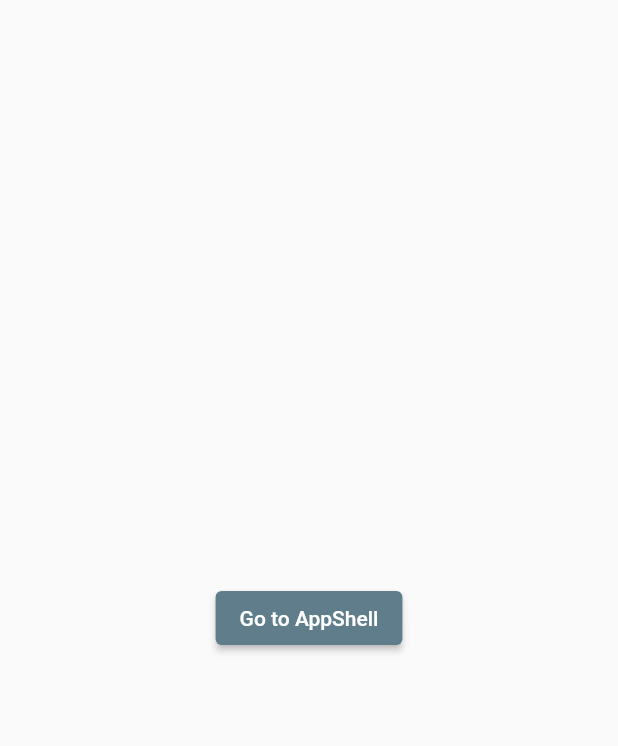
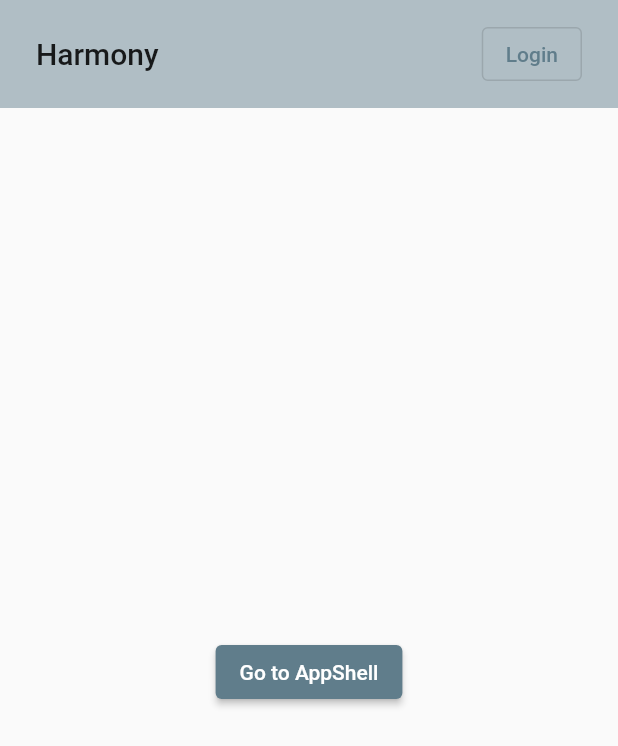
Before and after one commit to tarrinneal/harmony, a Flutter app: the screen it shows after launch, on a phone screen of 412 x 824 dp. Shown: the top 746 px of the screen. Run offline on Flutter 3.47's test engine with Material 2 defaults, Android fonts, the phone set to English and light mode, and no system bars; our stand-ins replace flutter_svg.

Commit message:
Add AppBar to Welcome page

```diff
--- a/ui/lib/spec/sizing.dart
+++ b/ui/lib/spec/sizing.dart
@@ -1,4 +1,9 @@
 class Sizing {
+  static const double defaultLRMargin = 24;
+
   static const double homeSideBarWidth = 240;
   static const double serverSideBarWidth = 92;
+
+  static const double welcomeAppBarHeight = 75;
+  static const double welcomeAppBarVerticalPadding = 12;
 }
--- a/ui/lib/welcome/page/welcome_page.dart
+++ b/ui/lib/welcome/page/welcome_page.dart
@@ -1,6 +1,8 @@
 import 'package:flutter/material.dart';
 import 'package:harmony/routing/widget/harmony_router_delegate.dart';
 import 'package:harmony/state/state.dart';
+
+import '../widget/welcome_app_bar.dart';
 
 /// Displays the screen that the user views when they first visit the app
 /// and they aren't authenticated.
@@ -11,6 +13,17 @@ class WelcomePage extends StatelessWidget {
   Widget build(BuildContext context) {
     final appState = AppRouteScope.of(context);
     return Scaffold(
+      appBar: WelcomeAppBar(
+        title: 'Harmony',
+        actions: [
+          ActionButton(
+            title: 'Login',
+            onPressed: () {
+              print('go to login page');
+            },
+          ),
+        ],
+      ),
       body: Center(
         child: ElevatedButton(
           onPressed: () {
--- /dev/null
+++ b/ui/lib/welcome/widget/welcome_app_bar.dart
@@ -0,0 +1,57 @@
+import 'package:flutter/material.dart';
+import 'package:harmony/spec/spec.dart';
+
+class WelcomeAppBar extends StatelessWidget implements PreferredSizeWidget {
+  const WelcomeAppBar({
+    Key? key,
+    required this.title,
+    this.actions = const [],
+  }) : super(key: key);
+
+  final String title;
+  final List<Widget> actions;
+
+  @override
+  Widget build(BuildContext context) {
+    return Container(
+      padding: const EdgeInsets.symmetric(
+        horizontal: Sizing.defaultLRMargin,
+        vertical: Sizing.welcomeAppBarVerticalPadding,
+      ),
+      color: Theme.of(context).backgroundColor,
+      child: Row(
+        mainAxisAlignment: MainAxisAlignment.spaceBetween,
+        children: [
+          Text(title, style: Theme.of(context).textTheme.headline6),
+          Row(
+            children: actions,
+          )
+        ],
+      ),
+    );
+  }
+
+  @override
+  Size get preferredSize => Size.fromHeight(
+        Sizing.welcomeAppBarHeight + Sizing.welcomeAppBarVerticalPadding,
+      );
+}
+
+class ActionButton extends StatelessWidget {
+  const ActionButton({
+    Key? key,
+    required this.title,
+    required this.onPressed,
+  }) : super(key: key);
+
+  final String title;
+  final VoidCallback onPressed;
+
+  @override
+  Widget build(BuildContext context) {
+    return OutlinedButton(
+      onPressed: onPressed,
+      child: Text(title),
+    );
+  }
+}
```
